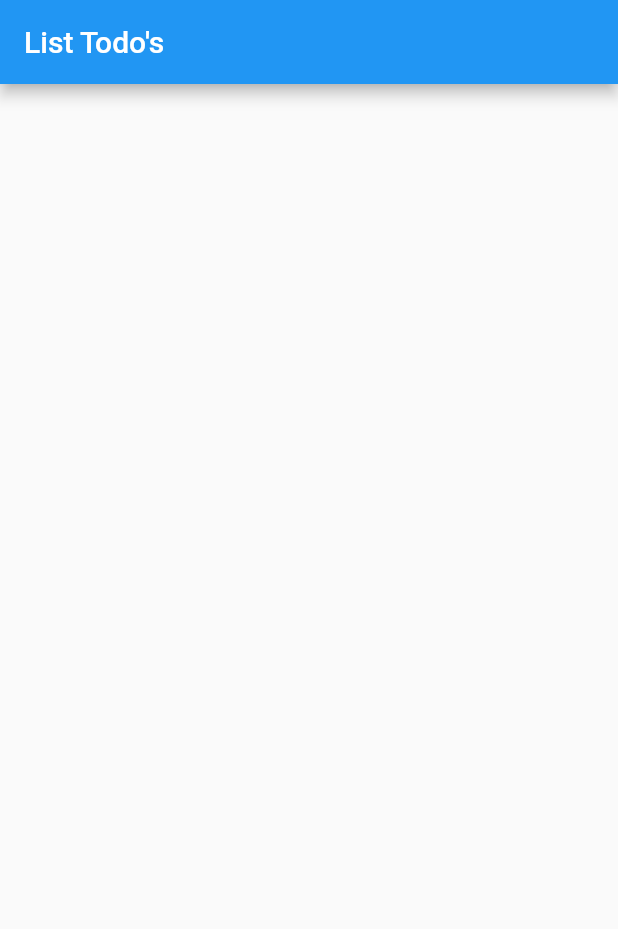
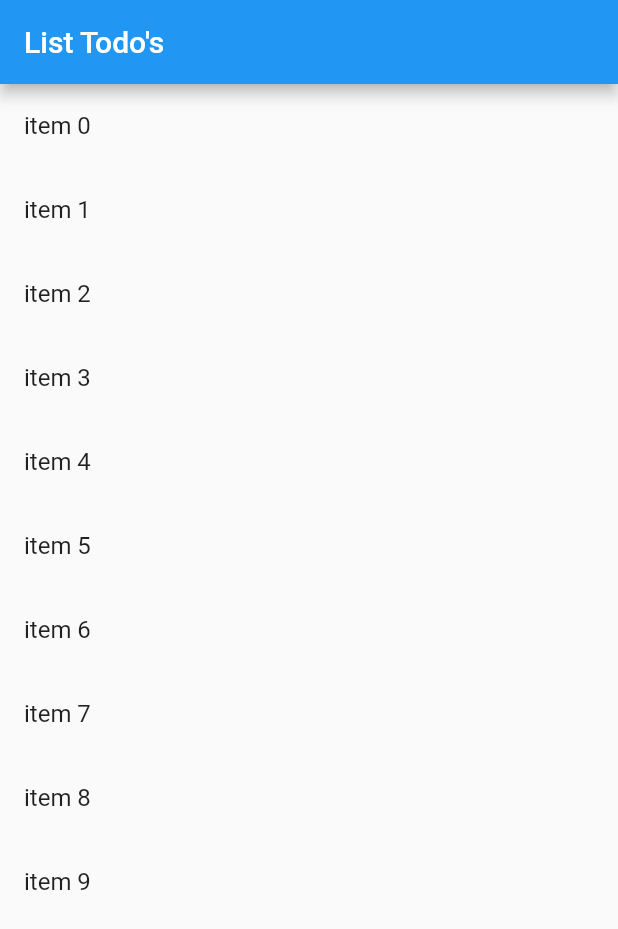
Before and after one commit to lourencorodrigo/flutter-todos, a Flutter app: the screen it shows after launch, on a phone screen of 412 x 824 dp. Shown: the top 929 px of the screen. Run offline on Flutter 3.47's test engine with Material 2 defaults, Android fonts, the phone set to English and light mode, and no system bars.

Commit message:
43 - [API] O ListView.builder

```diff
--- a/lib/src/home_page.dart
+++ b/lib/src/home_page.dart
@@ -9,6 +9,12 @@ class HomePage extends StatelessWidget {
       appBar: AppBar(
         title: Text('List Todo\'s'),
       ),
+      body: ListView.builder(
+        itemCount: 10,
+        itemBuilder: (context, index) {
+          return ListTile(title: Text('item $index'));
+        },
+      ),
     );
   }
 }
```
